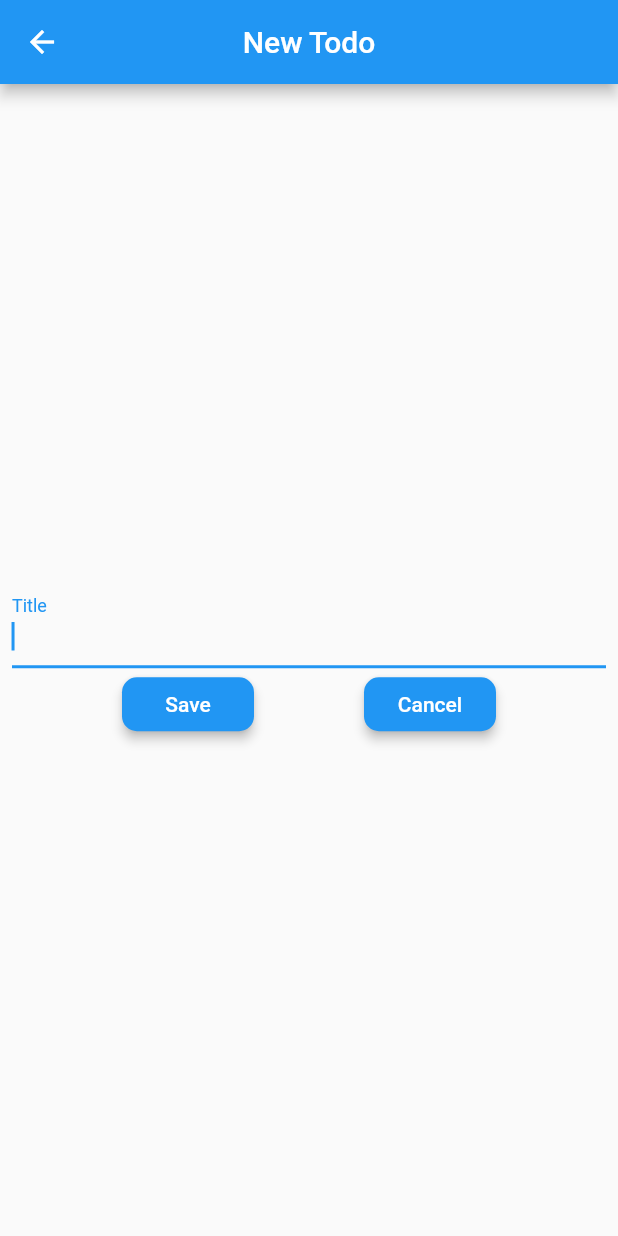
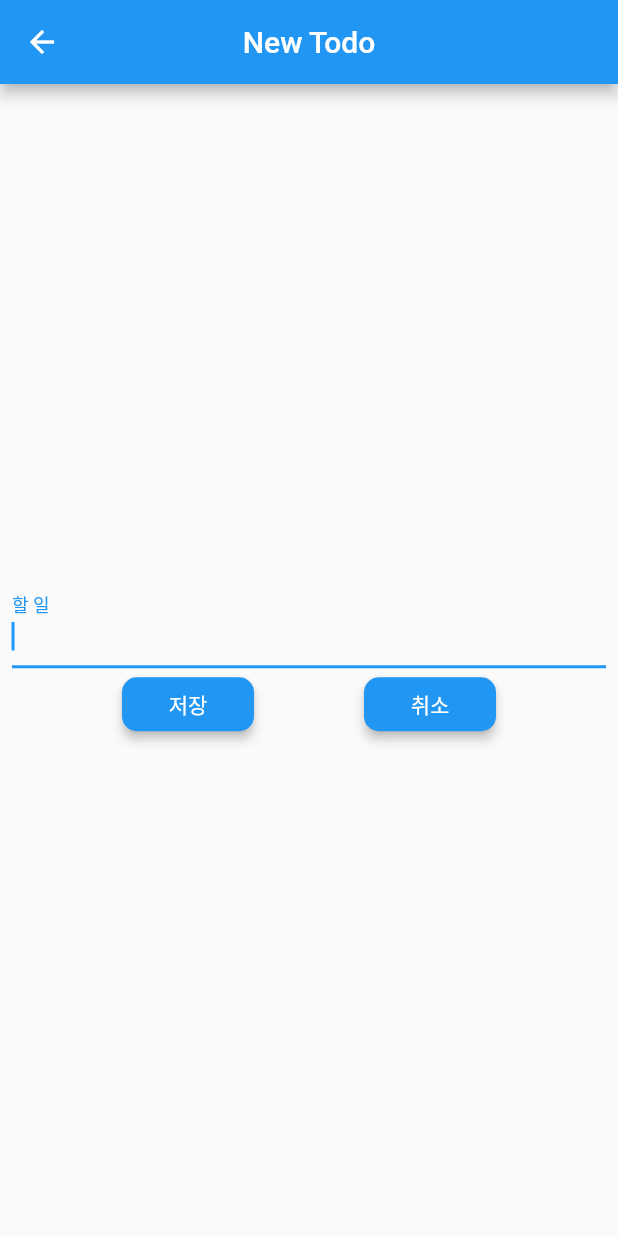
Before and after one commit to jpoh281/todoList, a Flutter app: the TodoCreateNUpdate screen opened directly, on a phone screen of 412 x 824 dp. Run offline on Flutter 3.47's test engine with Material 2 defaults, Android fonts, the phone set to English and light mode, and no system bars.

Commit message:
2020-01-14 We'll do Project 4일차 todoList formKey validate 기능 추가

```diff
--- a/lib/screeans/todo_create_update.dart
+++ b/lib/screeans/todo_create_update.dart
@@ -11,6 +11,7 @@ class TodoCreateNUpdate extends StatefulWidget {
 }
 
 class _TodoCreateNUpdateState extends State<TodoCreateNUpdate> {
+  GlobalKey<FormState> _formKey = GlobalKey<FormState>();
   TextEditingController titleController;
 
   @override
@@ -37,7 +38,9 @@ class _TodoCreateNUpdateState extends State<TodoCreateNUpdate> {
         ),
         centerTitle: true,
       ),
-      body: Padding(
+      body: Form(
+        key: _formKey,
+        child: Padding(
           padding: const EdgeInsets.all(8.0),
           child: Column(
             mainAxisAlignment: MainAxisAlignment.center,
@@ -46,19 +49,26 @@ class _TodoCreateNUpdateState extends State<TodoCreateNUpdate> {
                 controller: titleController,
                 autofocus: true,
                 onEditingComplete: null,
-              decoration: InputDecoration(labelText: 'Title'),
+                decoration: InputDecoration(labelText: '할 일'),
+                validator: (String value) {
+                  if (value.isEmpty) {
+                    return '할 일을 적어주세요.';
+                  }
+                  return null;
+                },
               ),
               Row(
                 mainAxisAlignment: MainAxisAlignment.center,
                 children: <Widget>[
                   Spacer(),
-                buildRaisedButton(context, 'Save'),
+                  buildRaisedButton(context, '저장'),
                   Spacer(),
-                buildRaisedButton(context, 'Cancel'),
+                  buildRaisedButton(context, '취소'),
                   Spacer(),
                 ],
               )
             ],
+          ),
         ),
       ),
     );
@@ -75,7 +85,12 @@ class _TodoCreateNUpdateState extends State<TodoCreateNUpdate> {
       shape: RoundedRectangleBorder(
         borderRadius: BorderRadius.all(Radius.circular(10)),
       ),
-      onPressed: title == 'Save' ? () => submit() : () => cancel(),
+      onPressed: () {
+        if (title == '저장') {
+          if (_formKey.currentState.validate()) submit();
+        } else
+          cancel();
+      },
     );
   }
 
```
Lines whose indentation alone changed are shown as unchanged.
